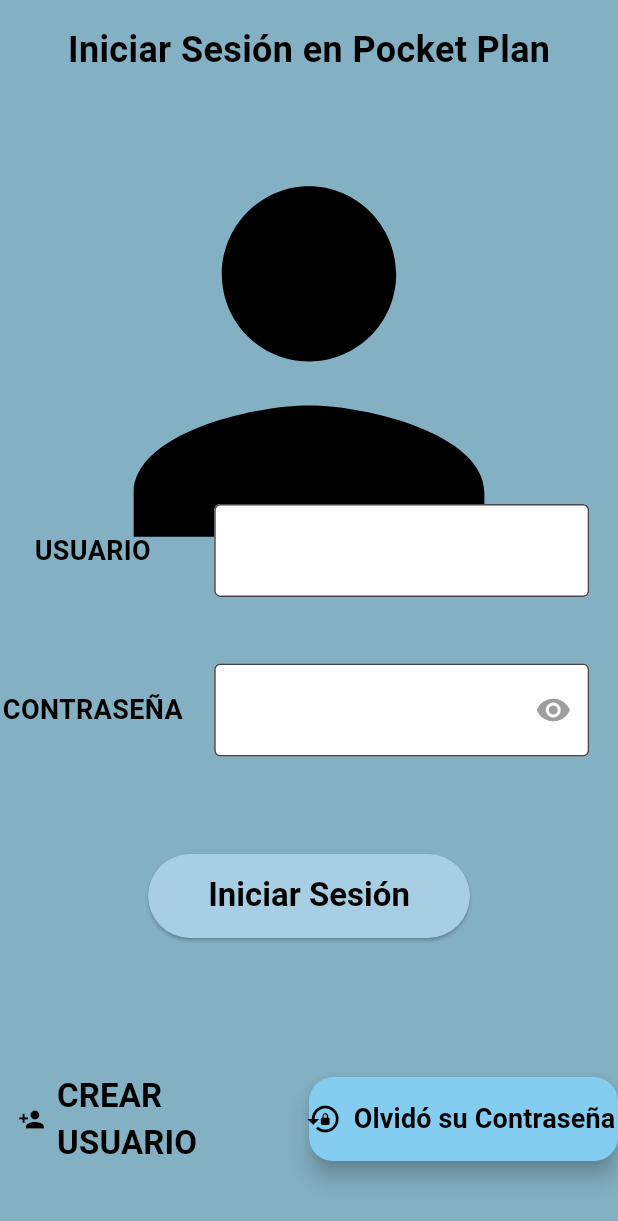
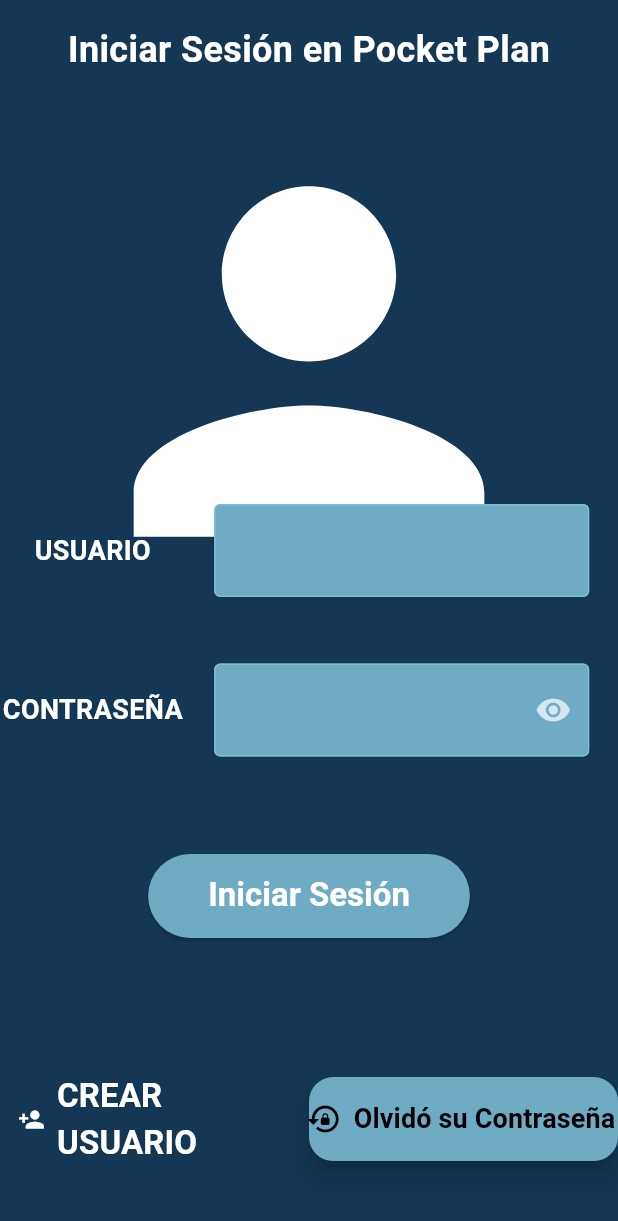
Before and after one commit to Alexander3150/proyecto_final_pocketplan, a Flutter app: the screen it shows after launch, on a phone screen of 412 x 824 dp. Shown: the top 1221 px of the screen. Run offline on Flutter 3.47's test engine with Material 3 defaults, Android fonts, the phone set to English and light mode, and no system bars.

Commit message:
Second commit of the login screen.

```diff
--- a/flutter_pocketplan/lib/pages/IniciarSesion.dart
+++ b/flutter_pocketplan/lib/pages/IniciarSesion.dart
@@ -1,11 +1,12 @@
 import 'package:flutter/material.dart';
 import 'package:flutter_pocketplan/pages/recover_pasword.dart';
 
-// Paleta de colores personalizada
+// Paleta de colores personalizada (como en recover_password.dart)
 class AppColors {
-  static const Color fondo = Color(0xFF83b0c2);
-  static const Color boton = Color(0xFFa4c3d3);
+  static const Color fondo = Color(0xFF143755); // fondo oscuro azulado
+  static const Color boton = Color(0xFF6FABC5); // botones azul celeste
   static const Color textoClaro = Colors.white;
+  static const Color bordeInput = Color(0xFF7CBED8); // borde para los campos
 }
 
 class IniciarSesion extends StatefulWidget {
@@ -22,7 +23,7 @@
   Widget build(BuildContext context) {
     return Scaffold(
       backgroundColor: AppColors.fondo,
-      resizeToAvoidBottomInset: false, // <-- evita que se mueva el diseño
+      resizeToAvoidBottomInset: false,
       body: SafeArea(
         child: Column(
           children: [
@@ -33,22 +34,22 @@
                 style: TextStyle(
                   fontSize: 24,
                   fontWeight: FontWeight.bold,
-                  color: Colors.black,
+                  color: AppColors.textoClaro,
                 ),
               ),
             ),
             Expanded(
               flex: 35,
               child: Center(
-                child: Icon(Icons.person, size: 350, color: Colors.black),
+                child: Icon(Icons.person, size: 350, color: AppColors.textoClaro),
               ),
             ),
-            // Fila 2: Usuario
+            // Fila Usuario
             Expanded(
               flex: 15,
               child: Row(
                 children: [
-                  Expanded(
+                  const Expanded(
                     flex: 3,
                     child: Center(
                       child: Text(
@@ -56,7 +57,7 @@
                         style: TextStyle(
                           fontWeight: FontWeight.bold,
                           fontSize: 18,
-                          color: Colors.black,
+                          color: AppColors.textoClaro,
                         ),
                       ),
                     ),
@@ -68,14 +69,23 @@
                         width: 250,
                         child: TextField(
                           textAlign: TextAlign.center,
-                          style: TextStyle(
+                          style: const TextStyle(
                             fontWeight: FontWeight.bold,
-                            fontSize: 20, // <-- tamaño de letra aumentado
+                            fontSize: 20,
+                            color: AppColors.textoClaro,
                           ),
                           decoration: InputDecoration(
                             filled: true,
-                            fillColor: Colors.white,
-                            border: OutlineInputBorder(),
+                            fillColor: AppColors.boton,
+                            border: OutlineInputBorder(
+                              borderSide: BorderSide(color: AppColors.bordeInput),
+                            ),
+                            enabledBorder: OutlineInputBorder(
+                              borderSide: BorderSide(color: AppColors.bordeInput),
+                            ),
+                            focusedBorder: OutlineInputBorder(
+                              borderSide: BorderSide(color: AppColors.textoClaro, width: 2),
+                            ),
                           ),
                         ),
                       ),
@@ -84,12 +94,12 @@
                 ],
               ),
             ),
-            // Fila 3: Contraseña
+            // Fila Contraseña
             Expanded(
               flex: 15,
               child: Row(
                 children: [
-                  Expanded(
+                  const Expanded(
                     flex: 3,
                     child: Center(
                       child: Text(
@@ -97,7 +107,7 @@
                         style: TextStyle(
                           fontWeight: FontWeight.bold,
                           fontSize: 18,
-                          color: Colors.black,
+                          color: AppColors.textoClaro,
                         ),
                       ),
                     ),
@@ -110,20 +120,27 @@
                         child: TextField(
                           obscureText: _obscureText,
                           textAlign: TextAlign.center,
-                          style: TextStyle(
+                          style: const TextStyle(
                             fontWeight: FontWeight.bold,
-                            fontSize: 20, // <-- tamaño de letra aumentado
+                            fontSize: 20,
+                            color: AppColors.textoClaro,
                           ),
                           decoration: InputDecoration(
                             filled: true,
-                            fillColor: Colors.white,
-                            border: OutlineInputBorder(),
+                            fillColor: AppColors.boton,
+                            border: OutlineInputBorder(
+                              borderSide: BorderSide(color: AppColors.bordeInput),
+                            ),
+                            enabledBorder: OutlineInputBorder(
+                              borderSide: BorderSide(color: AppColors.bordeInput),
+                            ),
+                            focusedBorder: OutlineInputBorder(
+                              borderSide: BorderSide(color: AppColors.textoClaro, width: 2),
+                            ),
                             suffixIcon: IconButton(
                               icon: Icon(
-                                _obscureText
-                                    ? Icons.visibility
-                                    : Icons.visibility_off,
-                                color: Colors.grey,
+                                _obscureText ? Icons.visibility : Icons.visibility_off,
+                                color: Colors.white70,
                               ),
                               onPressed: () {
                                 setState(() {
@@ -139,17 +156,15 @@
                 ],
               ),
             ),
+            // Botón Iniciar Sesión
             Expanded(
               flex: 20,
               child: Center(
                 child: ElevatedButton(
                   onPressed: () {},
                   style: ElevatedButton.styleFrom(
-                    padding: const EdgeInsets.symmetric(
-                      horizontal: 40,
-                      vertical: 15,
-                    ),
-                    backgroundColor: const Color.fromARGB(255, 167, 206, 226),
+                    padding: const EdgeInsets.symmetric(horizontal: 40, vertical: 15),
+                    backgroundColor: AppColors.boton,
                     textStyle: const TextStyle(
                       fontWeight: FontWeight.bold,
                       fontSize: 22,
@@ -157,11 +172,12 @@
                   ),
                   child: const Text(
                     'Iniciar Sesión',
-                    style: TextStyle(color: Colors.black), // color corregido
+                    style: TextStyle(color: AppColors.textoClaro),
                   ),
                 ),
               ),
             ),
+            // Botones Crear Usuario y Recuperar Contraseña
             Expanded(
               flex: 22,
               child: Row(
@@ -170,14 +186,16 @@
                     flex: 5,
                     child: Center(
                       child: TextButton.icon(
-                        onPressed: () {},
-                        icon: const Icon(Icons.person_add, color: Colors.black),
+                        onPressed: () {
+                          // Por ahora sin acción
+                        },
+                        icon: const Icon(Icons.person_add, color: AppColors.textoClaro),
                         label: const Text(
                           'CREAR USUARIO',
                           style: TextStyle(
                             fontSize: 22,
                             fontWeight: FontWeight.bold,
-                            color: Colors.black,
+                            color: AppColors.textoClaro,
                           ),
                         ),
                       ),
@@ -195,22 +213,14 @@
                             ),
                           );
                         },
-                        backgroundColor: const Color.fromARGB(
-                          255,
-                          132,
-                          205,
-                          241,
-                        ),
-                        icon: const Icon(
-                          Icons.lock_reset,
-                          color: Colors.black,
-                        ), // blanco
+                        backgroundColor: AppColors.boton,
+                        icon: const Icon(Icons.lock_reset, color: Colors.black),
                         label: const Text(
                           'Olvidó su Contraseña',
                           style: TextStyle(
                             fontSize: 18,
                             fontWeight: FontWeight.bold,
-                            color: Colors.black, // blanco
+                            color: Colors.black,
                           ),
                         ),
                       ),
```
